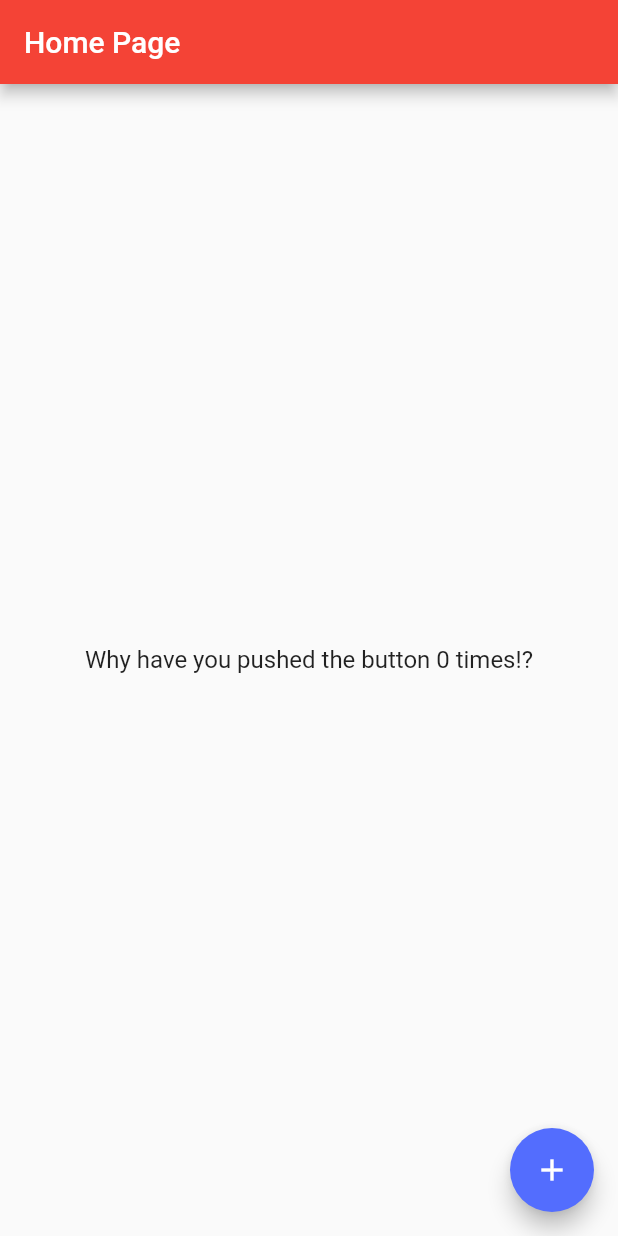
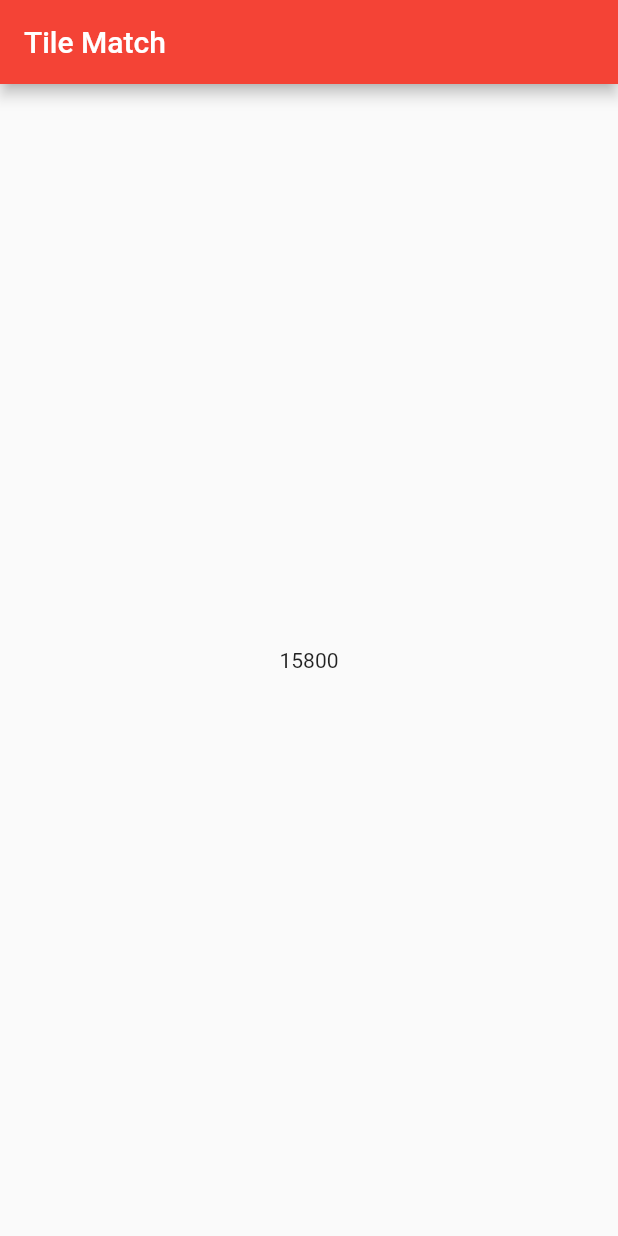
Before and after one commit to rbrazell1/hello-world-flutter, a Flutter app: the screen it shows after launch, on a phone screen of 412 x 824 dp. Run offline on Flutter 3.47's test engine with Material 2 defaults, Android fonts, the phone set to English and light mode, and no system bars.

```diff
--- a/lib/main.dart
+++ b/lib/main.dart
@@ -1,56 +1,38 @@
 import 'package:flutter/material.dart';
+import 'package:hello_world_flutter/view/tile_images.dart';
+import 'package:hello_world_flutter/viewmodel/puzzle_viewmodel.dart';
 
-void main() => runApp(MyApp());
+void main() => runApp(TileMatchApp());
 
-
-class MyApp extends StatelessWidget {
-  // This widget is the root of your application.
+class TileMatchApp extends StatelessWidget {
   @override
   Widget build(BuildContext context) {
     return MaterialApp(
-      title: 'Flutter Demo',
+      title: 'Tile Match',
       theme: ThemeData(
-        // This is the theme of your application.
-        //
-        // Try running your application with "flutter run". You'll see the
-        // application has a blue toolbar. Then, without quitting the app, try
-        // changing the primarySwatch below to Colors.green and then invoke
-        // "hot reload" (press "r" in the console where you ran "flutter run",
-        // or simply save your changes to "hot reload" in a Flutter IDE).
-        // Notice that the counter didn't reset back to zero; the application
-        // is not restarted.
         primarySwatch: Colors.red,
         accentColor: Colors.indigoAccent,
       ),
-      home: MyHomePage(title: 'Home Page'),
+      home: TileMatchScreen(title: 'Tile Match'),
       debugShowCheckedModeBanner: false,
     );
   }
 }
 
-class MyHomePage extends StatefulWidget {
-  MyHomePage({Key? key, required this.title}) : super(key: key);
-
-  // This widget is the home page of your application. It is stateful, meaning
-  // that it has a State object (defined below) that contains fields that affect
-  // how it looks.
-
-  // This class is the configuration for the state. It holds the values (in this
-  // case the title) provided by the parent (in this case the App widget) and
-  // used by the build method of the State. Fields in a Widget subclass are
-  // always marked "final".
-
+class TileMatchScreen extends StatefulWidget {
   final String title;
 
+  TileMatchScreen({Key? key, required this.title}) : super(key: key);
+
   @override
-  _MyHomePageState createState() => _MyHomePageState();
+  _TileMatchScreenState createState() => _TileMatchScreenState();
 }
 
-class _MyHomePageState extends State<MyHomePage> {
-  int _counter = 0;
+class _TileMatchScreenState extends State<TileMatchScreen> {
+  final _viewmodel = PuzzleViewModel();
 
-  void _incrementCounter() {
-    setState(() => _counter++);
+  _TileMatchScreenState() {
+    _viewmodel.newPuzzle(tileImages.length);
   }
 
   @override
@@ -63,18 +45,13 @@ class _MyHomePageState extends State<MyHomePage> {
         child: Column(
           mainAxisAlignment: MainAxisAlignment.center,
           children: <Widget>[
-            Text(
-              'Why have you pushed the button $_counter times!?',
-              style: Theme.of(context).textTheme.subtitle1,
+            StreamBuilder<int>(
+              stream: _viewmodel.tickStream,
+              builder: (context, snapshot) => Text('${snapshot.data}'),
             ),
           ],
         ),
       ),
-      floatingActionButton: FloatingActionButton(
-        onPressed: _incrementCounter,
-        tooltip: 'How Should I know?',
-        child: Icon(Icons.add),
-      ), // This trailing comma makes auto-formatting nicer for build methods.
     );
   }
 }
```
Also changed, not shown: 1 other file.
